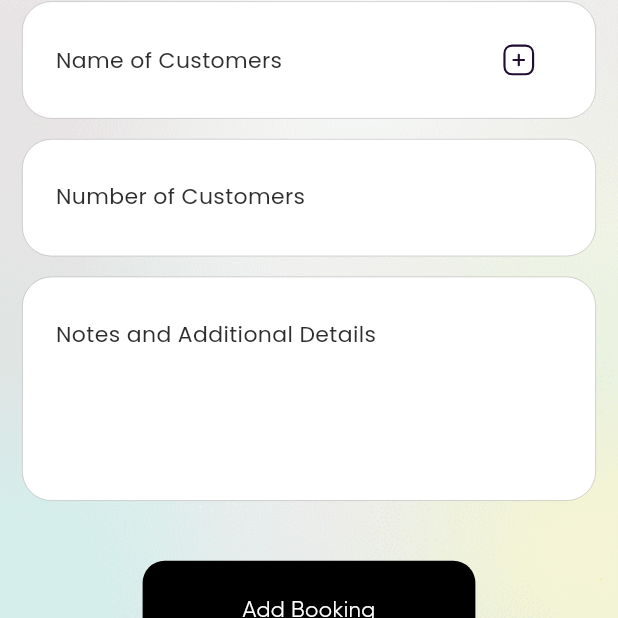
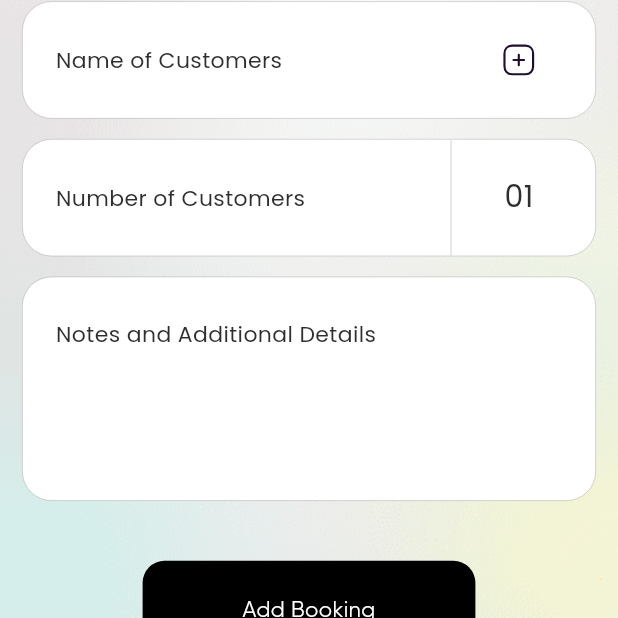
Before and after one commit to AyoShansala/smaboo-app, a Flutter app: the ManualBookingScreen screen opened directly, scrolled down 421 dp, on a phone screen of 412 x 824 dp, the part 533-1151 px from its top. Run offline on Flutter 3.47's test engine with Material 2 defaults, Android fonts, the light colour scheme and no system bars; our stand-ins replace auto_size_text, device_preview, fl_chart, flutter_screenutil, flutter_svg.

Commit message:
number of customer field problem fixed

```diff
--- a/lib/manual_booking_screens/booking_01_screen.dart
+++ b/lib/manual_booking_screens/booking_01_screen.dart
@@ -326,18 +326,17 @@ class ManualBookingScreen extends StatelessWidget {
                             bottom: 14.h,
                           ),
                           child: WhiteContainer(
-                            child: Padding(
-                              padding: EdgeInsets.only(
-                                left: 21.w,
-                                bottom: 32.h,
-                                top: 28.h,
-                                right: 37.w,
-                              ),
                             child: Row(
+                              children: [
+                                Stack(
+                                  children: [
+                                    Column(
                                       mainAxisAlignment:
-                                    MainAxisAlignment.spaceBetween,
+                                          MainAxisAlignment.center,
                                       children: [
-                                  Text(
+                                        Padding(
+                                          padding: EdgeInsets.only(left: 21.w),
+                                          child: Text(
                                             "Number of Customers",
                                             style: TextStyle(
                                               color: const Color(0xff2e2e2e),
@@ -347,8 +346,42 @@ class ManualBookingScreen extends StatelessWidget {
                                               fontSize: 15.sp,
                                             ),
                                           ),
+                                        ),
                                       ],
                                     ),
+                                    Padding(
+                                      padding: EdgeInsets.only(
+                                        left: 270.w,
+                                      ),
+                                      child: Container(
+                                        width: 1.w,
+                                        height: 81.h,
+                                        decoration: BoxDecoration(
+                                          border: Border.all(
+                                            color: const Color(0xffdadada),
+                                            width: 0.4.w,
+                                          ),
+                                        ),
+                                      ),
+                                    ),
+                                  ],
+                                ),
+                                Padding(
+                                  padding: EdgeInsets.only(
+                                    left: 33.w,
+                                  ),
+                                  child: Text(
+                                    "01",
+                                    style: const TextStyle(
+                                      color: const Color(0xff2e2e2e),
+                                      fontWeight: FontWeight.w400,
+                                      fontFamily: "Poppins",
+                                      fontStyle: FontStyle.normal,
+                                      fontSize: 20.0,
+                                    ),
+                                  ),
+                                ),
+                              ],
                             ),
                           ),
                         ),
```
Lines whose indentation alone changed are shown as unchanged.
